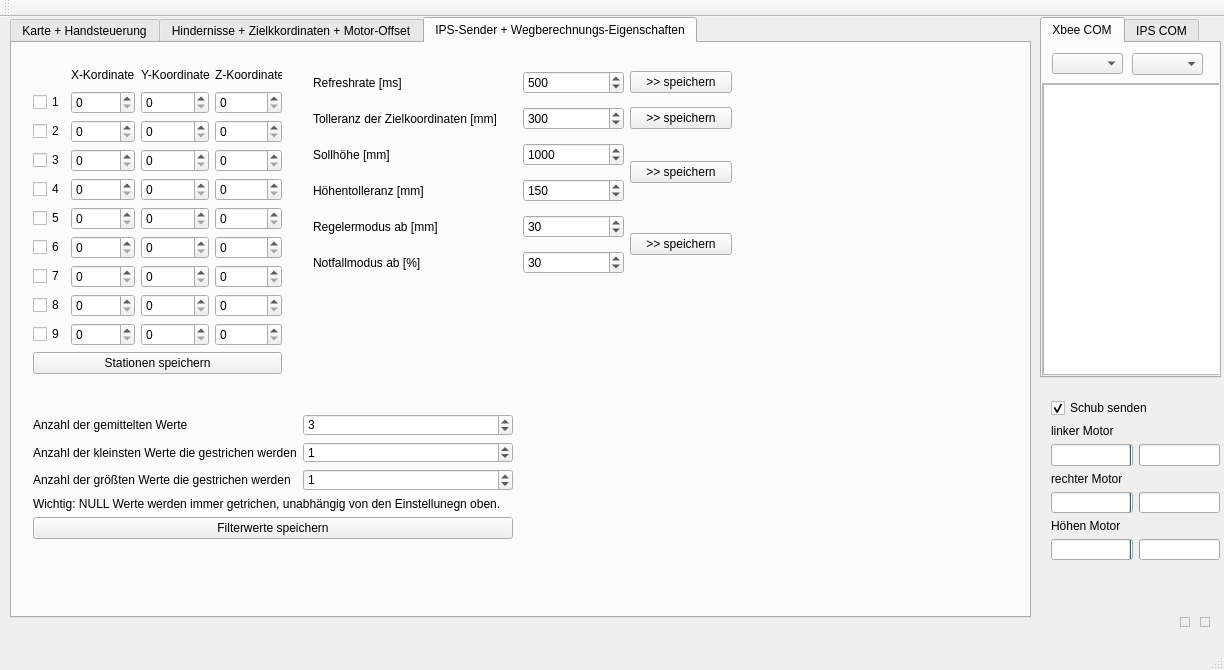
Qt form mainwindow.ui (Koerner/Sturzflug-at-daedalus.ei.tum.de) before a commit.
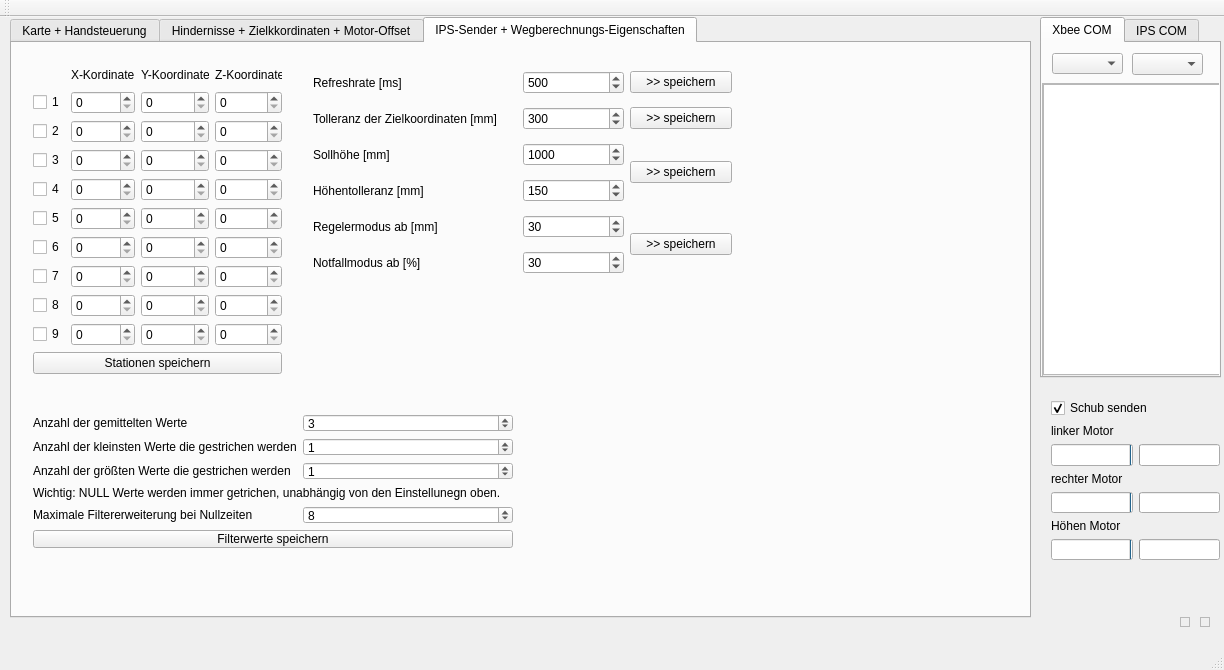
The same form after that commit. The open tabs and pages were chosen to show the change.

What changed in the file:
```diff
--- a/mainwindow.ui
+++ b/mainwindow.ui
@@ -1666,7 +1666,7 @@
         <x>10</x>
         <y>360</y>
         <width>502</width>
-        <height>146</height>
+        <height>156</height>
        </rect>
       </property>
       <layout class="QGridLayout" name="gridLayout_8">
@@ -1694,7 +1694,7 @@
        <item row="1" column="1">
         <widget class="QSpinBox" name="filterunten">
          <property name="maximum">
-          <number>2</number>
+          <number>5</number>
          </property>
          <property name="value">
           <number>1</number>
@@ -1703,6 +1703,9 @@
        </item>
        <item row="2" column="1">
         <widget class="QSpinBox" name="filteroben">
+         <property name="maximum">
+          <number>5</number>
+         </property>
          <property name="value">
           <number>1</number>
          </property>
@@ -1715,7 +1718,7 @@
          </property>
         </widget>
        </item>
-       <item row="4" column="0" colspan="2">
+       <item row="5" column="0" colspan="2">
         <widget class="QPushButton" name="setFilter">
          <property name="text">
           <string>Filterwerte speichern</string>
@@ -1728,13 +1731,33 @@
           <number>1</number>
          </property>
          <property name="maximum">
-          <number>8</number>
+          <number>15</number>
          </property>
          <property name="value">
           <number>3</number>
          </property>
         </widget>
        </item>
+       <item row="4" column="1">
+        <widget class="QSpinBox" name="maxFiltererweiterung">
+         <property name="minimum">
+          <number>1</number>
+         </property>
+         <property name="maximum">
+          <number>15</number>
+         </property>
+         <property name="value">
+          <number>8</number>
+         </property>
+        </widget>
+       </item>
+       <item row="4" column="0">
+        <widget class="QLabel" name="label_24">
+         <property name="text">
+          <string>Maximale Filtererweiterung bei Nullzeiten</string>
+         </property>
+        </widget>
+       </item>
       </layout>
      </widget>
     </widget>
```
Left out of the diff: 2 changed lines with no effect on the pictures.
